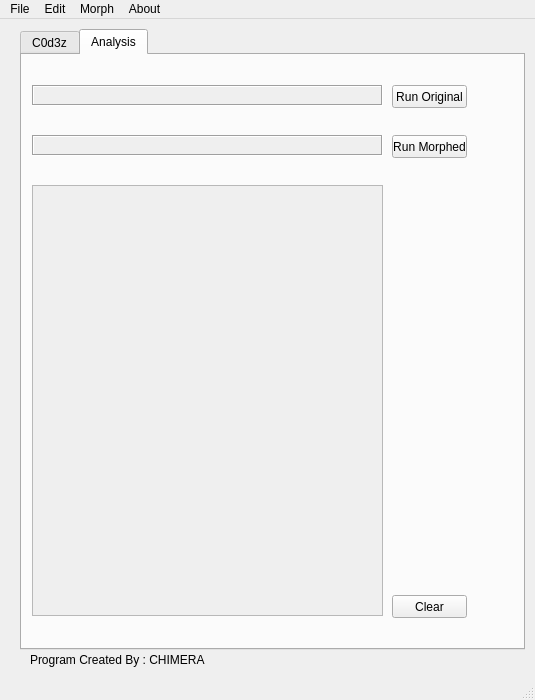
Old version of the form Polymorphic_Engine_V1/mainwindow.ui in the repository metherlence784/FYP-Polymorphic-Engine.
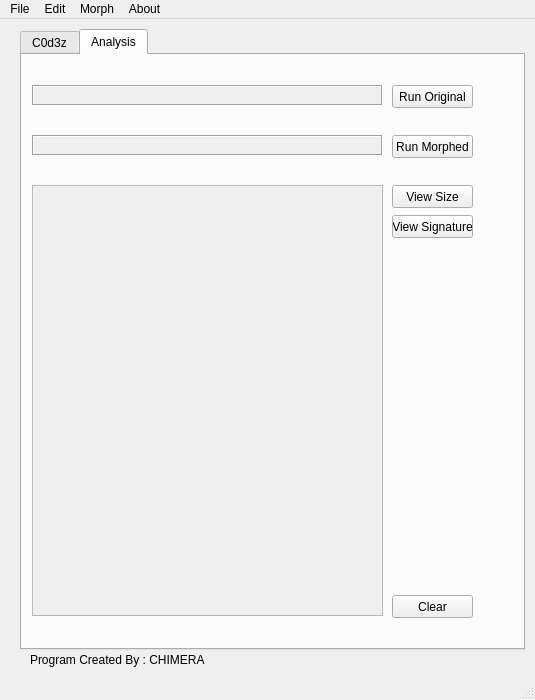
New version of the form. The open tabs and pages were chosen to show the change.

Commit message: In the MainWindow, we added the View_Signatures_Button and the View_Sizes_Button.

```diff
--- a/Polymorphic_Engine_V1/mainwindow.ui
+++ b/Polymorphic_Engine_V1/mainwindow.ui
@@ -295,7 +295,7 @@
        <rect>
         <x>370</x>
         <y>30</y>
-        <width>75</width>
+        <width>81</width>
         <height>23</height>
        </rect>
       </property>
@@ -308,7 +308,7 @@
        <rect>
         <x>370</x>
         <y>80</y>
-        <width>75</width>
+        <width>81</width>
         <height>23</height>
        </rect>
       </property>
@@ -321,7 +321,7 @@
        <rect>
         <x>370</x>
         <y>540</y>
-        <width>75</width>
+        <width>81</width>
         <height>23</height>
        </rect>
       </property>
@@ -329,6 +329,32 @@
        <string>Clear</string>
       </property>
      </widget>
+     <widget class="QPushButton" name="View_Executable_Size_Button">
+      <property name="geometry">
+       <rect>
+        <x>370</x>
+        <y>130</y>
+        <width>81</width>
+        <height>23</height>
+       </rect>
+      </property>
+      <property name="text">
+       <string>View Size</string>
+      </property>
+     </widget>
+     <widget class="QPushButton" name="View_Executable_Signature_Button">
+      <property name="geometry">
+       <rect>
+        <x>370</x>
+        <y>160</y>
+        <width>81</width>
+        <height>23</height>
+       </rect>
+      </property>
+      <property name="text">
+       <string>View Signature</string>
+      </property>
+     </widget>
     </widget>
    </widget>
    <widget class="QLabel" name="label_3">
```
Left out of the diff: 2 changed lines with no effect on the pictures. The commit also changes 74 other files.
